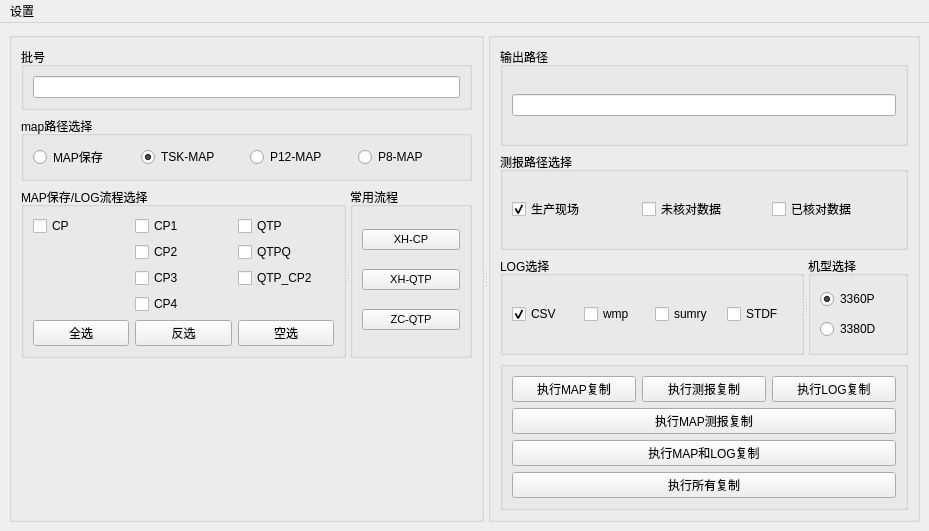
Old version of the form CopyFromNet/mainwindow.ui in the repository xx517230/Qt5p9DemoCode.
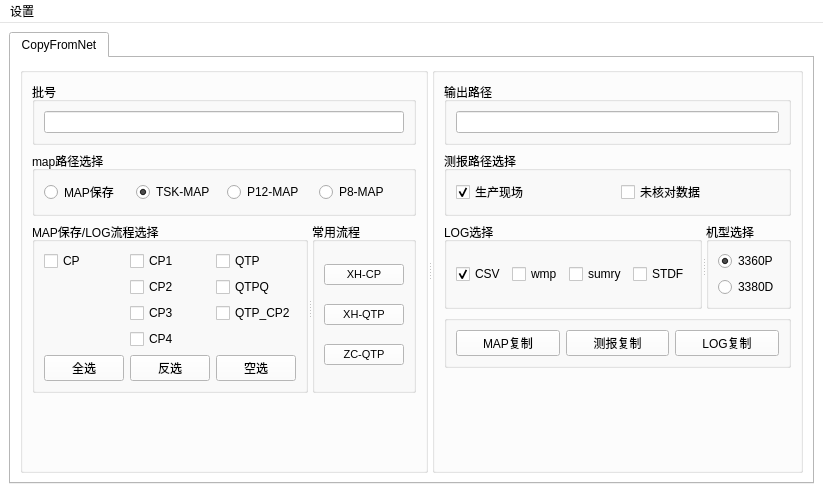
New version of the form.

Patch:
```diff
--- a/CopyFromNet/mainwindow.ui
+++ b/CopyFromNet/mainwindow.ui
@@ -6,14 +6,962 @@
    <rect>
     <x>0</x>
     <y>0</y>
-    <width>929</width>
-    <height>531</height>
+    <width>823</width>
+    <height>493</height>
    </rect>
   </property>
+  <property name="palette">
+   <palette>
+    <active>
+     <colorrole role="WindowText">
+      <brush brushstyle="SolidPattern">
+       <color alpha="255">
+        <red>0</red>
+        <green>0</green>
+        <blue>0</blue>
+       </color>
+      </brush>
+     </colorrole>
+     <colorrole role="Button">
+      <brush brushstyle="SolidPattern">
+       <color alpha="255">
+        <red>255</red>
+        <green>255</green>
+        <blue>255</blue>
+       </color>
+      </brush>
+     </colorrole>
+     <colorrole role="Light">
+      <brush brushstyle="SolidPattern">
+       <color alpha="255">
+        <red>255</red>
+        <green>255</green>
+        <blue>255</blue>
+       </color>
+      </brush>
+     </colorrole>
+     <colorrole role="Midlight">
+      <brush brushstyle="SolidPattern">
+       <color alpha="255">
+        <red>255</red>
+        <green>255</green>
+        <blue>255</blue>
+       </color>
+      </brush>
+     </colorrole>
+     <colorrole role="Dark">
+      <brush brushstyle="SolidPattern">
+       <color alpha="255">
+        <red>127</red>
+        <green>127</green>
+        <blue>127</blue>
+       </color>
+      </brush>
+     </colorrole>
+     <colorrole role="Mid">
+      <brush brushstyle="SolidPattern">
+       <color alpha="255">
+        <red>170</red>
+        <green>170</green>
+        <blue>170</blue>
+       </color>
+      </brush>
+     </colorrole>
+     <colorrole role="Text">
+      <brush brushstyle="SolidPattern">
+       <color alpha="255">
+        <red>0</red>
+        <green>0</green>
+        <blue>0</blue>
+       </color>
+      </brush>
+     </colorrole>
+     <colorrole role="BrightText">
+      <brush brushstyle="SolidPattern">
+       <color alpha="255">
+        <red>255</red>
+        <green>255</green>
+        <blue>255</blue>
+       </color>
+      </brush>
+     </colorrole>
+     <colorrole role="ButtonText">
+      <brush brushstyle="SolidPattern">
+       <color alpha="255">
+        <red>0</red>
+        <green>0</green>
+        <blue>0</blue>
+       </color>
+      </brush>
+     </colorrole>
+     <colorrole role="Base">
+      <brush brushstyle="SolidPattern">
+       <color alpha="255">
+        <red>255</red>
+        <green>255</green>
+        <blue>255</blue>
+       </color>
+      </brush>
+     </colorrole>
+     <colorrole role="Window">
+      <brush brushstyle="SolidPattern">
+       <color alpha="255">
+        <red>255</red>
+        <green>255</green>
+        <blue>255</blue>
+       </color>
+      </brush>
+     </colorrole>
+     <colorrole role="Shadow">
+      <brush brushstyle="SolidPattern">
+       <color alpha="255">
+        <red>0</red>
+        <green>0</green>
+        <blue>0</blue>
+       </color>
+      </brush>
+     </colorrole>
+     <colorrole role="AlternateBase">
+      <brush brushstyle="SolidPattern">
+       <color alpha="255">
+        <red>255</red>
+        <green>255</green>
+        <blue>255</blue>
+       </color>
+      </brush>
+     </colorrole>
+     <colorrole role="ToolTipBase">
+      <brush brushstyle="SolidPattern">
+       <color alpha="255">
+        <red>255</red>
+        <green>255</green>
+        <blue>220</blue>
+       </color>
+      </brush>
+     </colorrole>
+     <colorrole role="ToolTipText">
+      <brush brushstyle="SolidPattern">
+       <color alpha="255">
+        <red>0</red>
+        <green>0</green>
+        <blue>0</blue>
+       </color>
+      </brush>
+     </colorrole>
+     <colorrole role="PlaceholderText">
+      <brush brushstyle="SolidPattern">
+       <color alpha="127">
+        <red>0</red>
+        <green>0</green>
+        <blue>0</blue>
+       </color>
+      </brush>
+     </colorrole>
+     <colorrole role="Accent">
+      <brush brushstyle="SolidPattern">
+       <color alpha="255">
+        <red>255</red>
+        <green>255</green>
+        <blue>255</blue>
+       </color>
+      </brush>
+     </colorrole>
+    </active>
+    <inactive>
+     <colorrole role="WindowText">
+      <brush brushstyle="SolidPattern">
+       <color alpha="255">
+        <red>0</red>
+        <green>0</green>
+        <blue>0</blue>
+       </color>
+      </brush>
+     </colorrole>
+     <colorrole role="Button">
+      <brush brushstyle="SolidPattern">
+       <color alpha="255">
+        <red>255</red>
+        <green>255</green>
+        <blue>255</blue>
+       </color>
+      </brush>
+     </colorrole>
+     <colorrole role="Light">
+      <brush brushstyle="SolidPattern">
+       <color alpha="255">
+        <red>255</red>
+        <green>255</green>
+        <blue>255</blue>
+       </color>
+      </brush>
+     </colorrole>
+     <colorrole role="Midlight">
+      <brush brushstyle="SolidPattern">
+       <color alpha="255">
+        <red>255</red>
+        <green>255</green>
+        <blue>255</blue>
+       </color>
+      </brush>
+     </colorrole>
+     <colorrole role="Dark">
+      <brush brushstyle="SolidPattern">
+       <color alpha="255">
+        <red>127</red>
+        <green>127</green>
+        <blue>127</blue>
+       </color>
+      </brush>
+     </colorrole>
+     <colorrole role="Mid">
+      <brush brushstyle="SolidPattern">
+       <color alpha="255">
+        <red>170</red>
+        <green>170</green>
+        <blue>170</blue>
+       </color>
+      </brush>
+     </colorrole>
+     <colorrole role="Text">
+      <brush brushstyle="SolidPattern">
+       <color alpha="255">
+        <red>0</red>
+        <green>0</green>
+        <blue>0</blue>
+       </color>
+      </brush>
+     </colorrole>
+     <colorrole role="BrightText">
+      <brush brushstyle="SolidPattern">
+       <color alpha="255">
+        <red>255</red>
+        <green>255</green>
+        <blue>255</blue>
+       </color>
+      </brush>
+     </colorrole>
+     <colorrole role="ButtonText">
+      <brush brushstyle="SolidPattern">
+       <color alpha="255">
+        <red>0</red>
+        <green>0</green>
+        <blue>0</blue>
+       </color>
+      </brush>
+     </colorrole>
+     <colorrole role="Base">
+      <brush brushstyle="SolidPattern">
+       <color alpha="255">
+        <red>255</red>
+        <green>255</green>
+        <blue>255</blue>
+       </color>
+      </brush>
+     </colorrole>
+     <colorrole role="Window">
+      <brush brushstyle="SolidPattern">
+       <color alpha="255">
+        <red>255</red>
+        <green>255</green>
+        <blue>255</blue>
+       </color>
+      </brush>
+     </colorrole>
+     <colorrole role="Shadow">
+      <brush brushstyle="SolidPattern">
+       <color alpha="255">
+        <red>0</red>
+        <green>0</green>
+        <blue>0</blue>
+       </color>
+      </brush>
+     </colorrole>
+     <colorrole role="AlternateBase">
+      <brush brushstyle="SolidPattern">
+       <color alpha="255">
+        <red>255</red>
+        <green>255</green>
+        <blue>255</blue>
+       </color>
+      </brush>
+     </colorrole>
+     <colorrole role="ToolTipBase">
+      <brush brushstyle="SolidPattern">
+       <color alpha="255">
+        <red>255</red>
+        <green>255</green>
+        <blue>220</blue>
+       </color>
+      </brush>
+     </colorrole>
+     <colorrole role="ToolTipText">
+      <brush brushstyle="SolidPattern">
+       <color alpha="255">
+        <red>0</red>
+        <green>0</green>
+        <blue>0</blue>
+       </color>
+      </brush>
+     </colorrole>
+     <colorrole role="PlaceholderText">
+      <brush brushstyle="SolidPattern">
+       <color alpha="127">
+        <red>0</red>
+        <green>0</green>
+        <blue>0</blue>
+       </color>
+      </brush>
+     </colorrole>
+     <colorrole role="Accent">
+      <brush brushstyle="SolidPattern">
+       <color alpha="255">
+        <red>255</red>
+        <green>255</green>
+        <blue>255</blue>
+       </color>
+      </brush>
+     </colorrole>
+    </inactive>
+    <disabled>
+     <colorrole role="WindowText">
+      <brush brushstyle="SolidPattern">
+       <color alpha="255">
+        <red>127</red>
+        <green>127</green>
+        <blue>127</blue>
+       </color>
+      </brush>
+     </colorrole>
+     <colorrole role="Button">
+      <brush brushstyle="SolidPattern">
+       <color alpha="255">
+        <red>255</red>
+        <green>255</green>
+        <blue>255</blue>
+       </color>
+      </brush>
+     </colorrole>
+     <colorrole role="Light">
+      <brush brushstyle="SolidPattern">
+       <color alpha="255">
+        <red>255</red>
+        <green>255</green>
+        <blue>255</blue>
+       </color>
+      </brush>
+     </colorrole>
+     <colorrole role="Midlight">
+      <brush brushstyle="SolidPattern">
+       <color alpha="255">
+        <red>255</red>
+        <green>255</green>
+        <blue>255</blue>
+       </color>
+      </brush>
+     </colorrole>
+     <colorrole role="Dark">
+      <brush brushstyle="SolidPattern">
+       <color alpha="255">
+        <red>127</red>
+        <green>127</green>
+        <blue>127</blue>
+       </color>
+      </brush>
+     </colorrole>
+     <colorrole role="Mid">
+      <brush brushstyle="SolidPattern">
+       <color alpha="255">
+        <red>170</red>
+        <green>170</green>
+        <blue>170</blue>
+       </color>
+      </brush>
+     </colorrole>
+     <colorrole role="Text">
+      <brush brushstyle="SolidPattern">
+       <color alpha="255">
+        <red>127</red>
+        <green>127</green>
+        <blue>127</blue>
+       </color>
+      </brush>
+     </colorrole>
+     <colorrole role="BrightText">
+      <brush brushstyle="SolidPattern">
+       <color alpha="255">
+        <red>255</red>
+        <green>255</green>
+        <blue>255</blue>
+       </color>
+      </brush>
+     </colorrole>
+     <colorrole role="ButtonText">
+      <brush brushstyle="SolidPattern">
+       <color alpha="255">
+        <red>127</red>
+        <green>127</green>
+        <blue>127</blue>
+       </color>
+      </brush>
+     </colorrole>
+     <colorrole role="Base">
+      <brush brushstyle="SolidPattern">
+       <color alpha="255">
+        <red>255</red>
+        <green>255</green>
+        <blue>255</blue>
+       </color>
+      </brush>
+     </colorrole>
+     <colorrole role="Window">
+      <brush brushstyle="SolidPattern">
+       <color alpha="255">
+        <red>255</red>
+        <green>255</green>
+        <blue>255</blue>
+       </color>
+      </brush>
+     </colorrole>
+     <colorrole role="Shadow">
+      <brush brushstyle="SolidPattern">
+       <color alpha="255">
+        <red>0</red>
+        <green>0</green>
+        <blue>0</blue>
+       </color>
+      </brush>
+     </colorrole>
+     <colorrole role="AlternateBase">
+      <brush brushstyle="SolidPattern">
+       <color alpha="255">
+        <red>255</red>
+        <green>255</green>
+        <blue>255</blue>
+       </color>
+      </brush>
+     </colorrole>
+     <colorrole role="ToolTipBase">
+      <brush brushstyle="SolidPattern">
+       <color alpha="255">
+        <red>255</red>
+        <green>255</green>
+        <blue>220</blue>
+       </color>
+      </brush>
+     </colorrole>
+     <colorrole role="ToolTipText">
+      <brush brushstyle="SolidPattern">
+       <color alpha="255">
+        <red>0</red>
+        <green>0</green>
+        <blue>0</blue>
+       </color>
+      </brush>
+     </colorrole>
+     <colorrole role="PlaceholderText">
+      <brush brushstyle="SolidPattern">
+       <color alpha="127">
+        <red>127</red>
+        <green>127</green>
+        <blue>127</blue>
+       </color>
+      </brush>
+     </colorrole>
+     <colorrole role="Accent">
+      <brush brushstyle="SolidPattern">
+       <color alpha="255">
+        <red>255</red>
+        <green>255</green>
+        <blue>255</blue>
+       </color>
+      </brush>
+     </colorrole>
+    </disabled>
+   </palette>
+  </property>
   <property name="windowTitle">
    <string>CopyFromNet</string>
   </property>
   <widget class="QWidget" name="centralwidget">
+   <layout class="QGridLayout" name="gridLayout_11">
+    <item row="0" column="0">
+     <widget class="QTabWidget" name="tabWidget">
+      <property name="palette">
+       <palette>
+        <active>
+         <colorrole role="WindowText">
+          <brush brushstyle="SolidPattern">
+           <color alpha="255">
+            <red>0</red>
+            <green>0</green>
+            <blue>0</blue>
+           </color>
+          </brush>
+         </colorrole>
+         <colorrole role="Button">
+          <brush brushstyle="SolidPattern">
+           <color alpha="255">
+            <red>255</red>
+            <green>255</green>
+            <blue>255</blue>
+           </color>
+          </brush>
+         </colorrole>
+         <colorrole role="Light">
+          <brush brushstyle="SolidPattern">
+           <color alpha="255">
+            <red>255</red>
+            <green>255</green>
+            <blue>255</blue>
+           </color>
+          </brush>
+         </colorrole>
+         <colorrole role="Midlight">
+          <brush brushstyle="SolidPattern">
+           <color alpha="255">
+            <red>255</red>
+            <green>255</green>
+            <blue>255</blue>
+           </color>
+          </brush>
+         </colorrole>
+         <colorrole role="Dark">
+          <brush brushstyle="SolidPattern">
+           <color alpha="255">
+            <red>127</red>
+            <green>127</green>
+            <blue>127</blue>
+           </color>
+          </brush>
+         </colorrole>
+         <colorrole role="Mid">
+          <brush brushstyle="SolidPattern">
+           <color alpha="255">
+            <red>170</red>
+            <green>170</green>
+            <blue>170</blue>
+           </color>
+          </brush>
+         </colorrole>
+         <colorrole role="Text">
+          <brush brushstyle="SolidPattern">
+           <color alpha="255">
+            <red>0</red>
+            <green>0</green>
+            <blue>0</blue>
+           </color>
+          </brush>
+         </colorrole>
+         <colorrole role="BrightText">
+          <brush brushstyle="SolidPattern">
+           <color alpha="255">
+            <red>255</red>
+            <green>255</green>
+            <blue>255</blue>
+           </color>
+          </brush>
+         </colorrole>
+         <colorrole role="ButtonText">
+          <brush brushstyle="SolidPattern">
+           <color alpha="255">
+            <red>0</red>
+            <green>0</green>
+            <blue>0</blue>
+           </color>
+          </brush>
+         </colorrole>
+         <colorrole role="Base">
+          <brush brushstyle="SolidPattern">
+           <color alpha="255">
+            <red>255</red>
+            <green>255</green>
+            <blue>255</blue>
+           </color>
+          </brush>
+         </colorrole>
+         <colorrole role="Window">
+          <brush brushstyle="SolidPattern">
+           <color alpha="255">
+            <red>255</red>
+            <green>255</green>
+            <blue>255</blue>
+           </color>
+          </brush>
+         </colorrole>
+         <colorrole role="Shadow">
+          <brush brushstyle="SolidPattern">
+           <color alpha="255">
+            <red>0</red>
+            <green>0</green>
+            <blue>0</blue>
+           </color>
+          </brush>
+         </colorrole>
+         <colorrole role="AlternateBase">
+          <brush brushstyle="SolidPattern">
+           <color alpha="255">
+            <red>255</red>
+            <green>255</green>
+            <blue>255</blue>
+           </color>
+          </brush>
+         </colorrole>
+         <colorrole role="ToolTipBase">
+          <brush brushstyle="SolidPattern">
+           <color alpha="255">
+            <red>255</red>
+            <green>255</green>
+            <blue>220</blue>
+           </color>
+          </brush>
+         </colorrole>
+         <colorrole role="ToolTipText">
+          <brush brushstyle="SolidPattern">
+           <color alpha="255">
+            <red>0</red>
+            <green>0</green>
+            <blue>0</blue>
+           </color>
+          </brush>
+         </colorrole>
+         <colorrole role="PlaceholderText">
+          <brush brushstyle="SolidPattern">
+           <color alpha="127">
+            <red>0</red>
+            <green>0</green>
+            <blue>0</blue>
+           </color>
+          </brush>
+         </colorrole>
+         <colorrole role="Accent">
+          <brush brushstyle="SolidPattern">
+           <color alpha="255">
+            <red>255</red>
+            <green>255</green>
+            <blue>255</blue>
+           </color>
+          </brush>
+         </colorrole>
+        </active>
+        <inactive>
+         <colorrole role="WindowText">
+          <brush brushstyle="SolidPattern">
+           <color alpha="255">
+            <red>0</red>
+            <green>0</green>
+            <blue>0</blue>
+           </color>
+          </brush>
+         </colorrole>
+         <colorrole role="Button">
+          <brush brushstyle="SolidPattern">
+           <color alpha="255">
+            <red>255</red>
+            <green>255</green>
+            <blue>255</blue>
+           </color>
+          </brush>
+         </colorrole>
+         <colorrole role="Light">
+          <brush brushstyle="SolidPattern">
+           <color alpha="255">
+            <red>255</red>
+            <green>255</green>
+            <blue>255</blue>
+           </color>
+          </brush>
+         </colorrole>
+         <colorrole role="Midlight">
+          <brush brushstyle="SolidPattern">
+           <color alpha="255">
+            <red>255</red>
+            <green>255</green>
+            <blue>255</blue>
+           </color>
+          </brush>
+         </colorrole>
+         <colorrole role="Dark">
+          <brush brushstyle="SolidPattern">
+           <color alpha="255">
+            <red>127</red>
+            <green>127</green>
+            <blue>127</blue>
+           </color>
+          </brush>
+         </colorrole>
+         <colorrole role="Mid">
+          <brush brushstyle="SolidPattern">
+           <color alpha="255">
+            <red>170</red>
+            <green>170</green>
+            <blue>170</blue>
+           </color>
+          </brush>
+         </colorrole>
+         <colorrole role="Text">
+          <brush brushstyle="SolidPattern">
+           <color alpha="255">
+            <red>0</red>
+            <green>0</green>
+            <blue>0</blue>
+           </color>
+          </brush>
+         </colorrole>
+         <colorrole role="BrightText">
+          <brush brushstyle="SolidPattern">
+           <color alpha="255">
+            <red>255</red>
+            <green>255</green>
+            <blue>255</blue>
+           </color>
+          </brush>
+         </colorrole>
+         <colorrole role="ButtonText">
+          <brush brushstyle="SolidPattern">
+           <color alpha="255">
+            <red>0</red>
+            <green>0</green>
+            <blue>0</blue>
+           </color>
+          </brush>
+         </colorrole>
+         <colorrole role="Base">
+          <brush brushstyle="SolidPattern">
+           <color alpha="255">
+            <red>255</red>
+            <green>255</green>
+            <blue>255</blue>
+           </color>
+          </brush>
+         </colorrole>
+         <colorrole role="Window">
+          <brush brushstyle="SolidPattern">
+           <color alpha="255">
+            <red>255</red>
+            <green>255</green>
+            <blue>255</blue>
+           </color>
+          </brush>
+         </colorrole>
+         <colorrole role="Shadow">
+          <brush brushstyle="SolidPattern">
+           <color alpha="255">
+            <red>0</red>
+            <green>0</green>
+            <blue>0</blue>
+           </color>
+          </brush>
+         </colorrole>
+         <colorrole role="AlternateBase">
+          <brush brushstyle="SolidPattern">
+           <color alpha="255">
+            <red>255</red>
+            <green>255</green>
+            <blue>255</blue>
+           </color>
+          </brush>
+         </colorrole>
+         <colorrole role="ToolTipBase">
+          <brush brushstyle="SolidPattern">
+           <color alpha="255">
+            <red>255</red>
+            <green>255</green>
+            <blue>220</blue>
+           </color>
+          </brush>
+         </colorrole>
+         <colorrole role="ToolTipText">
+          <brush brushstyle="SolidPattern">
+           <color alpha="255">
+            <red>0</red>
+            <green>0</green>
+            <blue>0</blue>
+           </color>
+          </brush>
+         </colorrole>
+         <colorrole role="PlaceholderText">
+          <brush brushstyle="SolidPattern">
+           <color alpha="127">
+            <red>0</red>
+            <green>0</green>
+            <blue>0</blue>
+           </color>
+          </brush>
+         </colorrole>
+         <colorrole role="Accent">
+          <brush brushstyle="SolidPattern">
+           <color alpha="255">
+            <red>255</red>
+            <green>255</green>
+            <blue>255</blue>
+           </color>
+          </brush>
+         </colorrole>
+        </inactive>
+        <disabled>
+         <colorrole role="WindowText">
+          <brush brushstyle="SolidPattern">
+           <color alpha="255">
+            <red>127</red>
+            <green>127</green>
+            <blue>127</blue>
+           </color>
+          </brush>
+         </colorrole>
+         <colorrole role="Button">
+          <brush brushstyle="SolidPattern">
+           <color alpha="255">
+            <red>255</red>
+            <green>255</green>
+            <blue>255</blue>
+           </color>
+          </brush>
+         </colorrole>
+         <colorrole role="Light">
+          <brush brushstyle="SolidPattern">
+           <color alpha="255">
+            <red>255</red>
+            <green>255</green>
+            <blue>255</blue>
+           </color>
+          </brush>
+         </colorrole>
+         <colorrole role="Midlight">
+          <brush brushstyle="SolidPattern">
+           <color alpha="255">
+            <red>255</red>
+            <green>255</green>
+            <blue>255</blue>
+           </color>
+          </brush>
+         </colorrole>
+         <colorrole role="Dark">
+          <brush brushstyle="SolidPattern">
+           <color alpha="255">
+            <red>127</red>
+            <green>127</green>
+            <blue>127</blue>
+           </color>
+          </brush>
+         </colorrole>
+         <colorrole role="Mid">
+          <brush brushstyle="SolidPattern">
+           <color alpha="255">
+            <red>170</red>
+            <green>170</green>
+            <blue>170</blue>
+           </color>
+          </brush>
+         </colorrole>
+         <colorrole role="Text">
+          <brush brushstyle="SolidPattern">
+           <color alpha="255">
+            <red>127</red>
+            <green>127</green>
+            <blue>127</blue>
+           </color>
+          </brush>
+         </colorrole>
+         <colorrole role="BrightText">
+          <brush brushstyle="SolidPattern">
+           <color alpha="255">
+            <red>255</red>
+            <green>255</green>
+            <blue>255</blue>
+           </color>
+          </brush>
+         </colorrole>
+         <colorrole role="ButtonText">
+          <brush brushstyle="SolidPattern">
+           <color alpha="255">
+            <red>127</red>
+            <green>127</green>
+            <blue>127</blue>
+           </color>
+          </brush>
+         </colorrole>
+         <colorrole role="Base">
+          <brush brushstyle="SolidPattern">
+           <color alpha="255">
+            <red>255</red>
+            <green>255</green>
+            <blue>255</blue>
+           </color>
+          </brush>
+         </colorrole>
+         <colorrole role="Window">
+          <brush brushstyle="SolidPattern">
+           <color alpha="255">
+            <red>255</red>
+            <green>255</green>
+            <blue>255</blue>
+           </color>
+          </brush>
+         </colorrole>
+         <colorrole role="Shadow">
+          <brush brushstyle="SolidPattern">
+           <color alpha="255">
+            <red>0</red>
+            <green>0</green>
+            <blue>0</blue>
+           </color>
+          </brush>
+         </colorrole>
+         <colorrole role="AlternateBase">
+          <brush brushstyle="SolidPattern">
+           <color alpha="255">
+            <red>255</red>
+            <green>255</green>
+            <blue>255</blue>
+           </color>
+          </brush>
+         </colorrole>
+         <colorrole role="ToolTipBase">
+          <brush brushstyle="SolidPattern">
+           <color alpha="255">
+            <red>255</red>
+            <green>255</green>
+            <blue>220</blue>
+           </color>
+          </brush>
+         </colorrole>
+         <colorrole role="ToolTipText">
+          <brush brushstyle="SolidPattern">
+           <color alpha="255">
+            <red>0</red>
+            <green>0</green>
+            <blue>0</blue>
+           </color>
+          </brush>
+         </colorrole>
+         <colorrole role="PlaceholderText">
+          <brush brushstyle="SolidPattern">
+           <color alpha="127">
+            <red>127</red>
+            <green>127</green>
+            <blue>127</blue>
+           </color>
+          </brush>
+         </colorrole>
+         <colorrole role="Accent">
+          <brush brushstyle="SolidPattern">
+           <color alpha="255">
+            <red>255</red>
+            <green>255</green>
+            <blue>255</blue>
+           </color>
+          </brush>
+         </colorrole>
+        </disabled>
+       </palette>
+      </property>
+      <property name="currentIndex">
+       <number>0</number>
+      </property>
+      <widget class="QWidget" name="tab">
+       <attribute name="title">
+        <string>CopyFromNet</string>
+       </attribute>
    <layout class="QGridLayout" name="gridLayout_10">
     <item row="0" column="0">
      <widget class="QSplitter" name="splitter_3">
@@ -244,29 +1192,40 @@
            <string>测报路径选择</string>
           </property>
           <layout class="QGridLayout" name="gridLayout_3">
-           <item row="0" column="2">
-            <widget class="QCheckBox" name="chkOperCheckedPath">
-             <property name="text">
-              <string>已核对数据</string>
-             </property>
-            </widget>
-           </item>
-           <item row="0" column="1">
-            <widget class="QCheckBox" name="chkOperUncheckedPath">
-             <property name="text">
-              <string>未核对数据</string>
-             </property>
-            </widget>
-           </item>
            <item row="0" column="0">
             <widget class="QCheckBox" name="chkOperPath">
              <property name="text">
               <string>生产现场</string>
              </property>
+                 <property name="checkable">
+                  <bool>true</bool>
+                 </property>
              <property name="checked">
               <bool>true</bool>
              </property>
             </widget>
+               </item>
+               <item row="0" column="1">
+                <widget class="QCheckBox" name="chkOperUncheckedPath">
+                 <property name="text">
+                  <string>未核对数据</string>
+                 </property>
+                 <property name="checkable">
+                  <bool>false</bool>
+                 </property>
+                </widget>
+               </item>
+              </layout>
+             </widget>
+            </item>
+            <item row="0" column="0">
+             <widget class="QGroupBox" name="groupBox_3">
+              <property name="title">
+               <string>输出路径</string>
+              </property>
+              <layout class="QGridLayout" name="gridLayout_7">
+               <item row="0" column="0">
+                <widget class="QLineEdit" name="editOutPutPath"/>
            </item>
           </layout>
          </widget>
@@ -296,6 +1255,9 @@
               <property name="text">
                <string>wmp</string>
               </property>
+                  <property name="checkable">
+                   <bool>false</bool>
+                  </property>
              </widget>
             </item>
             <item>
@@ -303,6 +1265,9 @@
               <property name="text">
                <string>sumry</string>
               </property>
+                  <property name="checkable">
+                   <bool>false</bool>
+                  </property>
              </widget>
             </item>
             <item>
@@ -310,6 +1275,9 @@
               <property name="text">
                <string>STDF</string>
               </property>
+                  <property name="checkable">
+                   <bool>false</bool>
+                  </property>
              </widget>
             </item>
            </layout>
@@ -320,7 +1288,7 @@
            </property>
            <layout class="QGridLayout" name="gridLayout_5">
             <item row="0" column="0">
-             <widget class="QRadioButton" name="rbtnTsKMap_2">
+                 <widget class="QRadioButton" name="rbtn3360pLog">
               <property name="text">
                <string>3360P</string>
               </property>
@@ -330,7 +1298,7 @@
              </widget>
             </item>
             <item row="1" column="0">
-             <widget class="QRadioButton" name="rbtnTsKMap_3">
+                 <widget class="QRadioButton" name="rbtn3380dLog">
               <property name="text">
                <string>3380D</string>
               </property>
@@ -349,58 +1317,42 @@
            <item row="1" column="2">
             <widget class="QPushButton" name="btnLogDo">
              <property name="text">
-              <string>执行LOG复制</string>
+                  <string>LOG复制</string>
              </property>
             </widget>
            </item>
            <item row="1" column="1">
             <widget class="QPushButton" name="btnExcleDo">
              <property name="text">
-              <string>执行测报复制</string>
+                  <string>测报复制</string>
              </property>
             </widget>
            </item>
            <item row="1" column="0">
             <widget class="QPushButton" name="btnMapDo">
              <property name="text">
-              <string>执行MAP复制</string>
+                  <string>MAP复制</string>
              </property>
             </widget>
            </item>
-           <item row="3" column="0" colspan="3">
-            <widget class="QPushButton" name="btnMapLogDo">
-             <property name="text">
-              <string>执行MAP和LOG复制</string>
-             </property>
-            </widget>
-           </item>
-           <item row="2" column="0" colspan="3">
-            <widget class="QPushButton" name="btnMapExcleDo">
-             <property name="text">
-              <string>执行MAP测报复制</string>
-             </property>
-            </widget>
-           </item>
-           <item row="4" column="0" colspan="3">
-            <widget class="QPushButton" name="btnAllDo">
-             <property name="text">
-              <string>执行所有复制</string>
-             </property>
-            </widget>
+              </layout>
+             </widget>
+            </item>
+            <item row="4" column="0">
+             <spacer name="verticalSpacer_2">
+              <property name="orientation">
+               <enum>Qt::Vertical</enum>
+              </property>
+              <property name="sizeHint" stdset="0">
+               <size>
+                <width>20</width>
+                <height>40</height>
+               </size>
+              </property>
+             </spacer>
            </item>
           </layout>
          </widget>
-        </item>
-        <item row="0" column="0">
-         <widget class="QGroupBox" name="groupBox_3">
-          <property name="title">
-           <string>输出路径</string>
-          </property>
-          <layout class="QGridLayout" name="gridLayout_7">
-           <item row="0" column="0">
-            <widget class="QLineEdit" name="editOutPutPath"/>
-           </item>
-          </layout>
          </widget>
         </item>
        </layout>
@@ -414,8 +1366,8 @@
     <rect>
      <x>0</x>
      <y>0</y>
-     <width>929</width>
-     <height>24</height>
+     <width>823</width>
+     <height>20</height>
     </rect>
    </property>
    <widget class="QMenu" name="menu">
```
Lines whose indentation alone changed are shown as unchanged.
